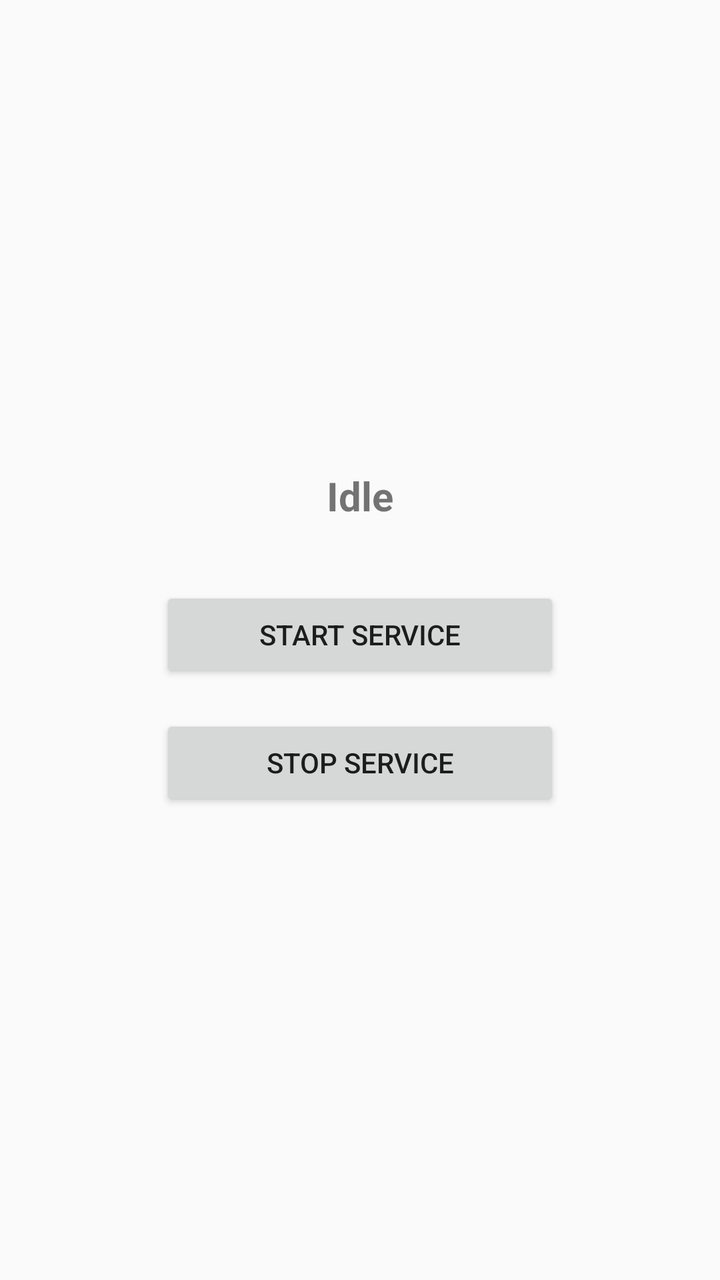
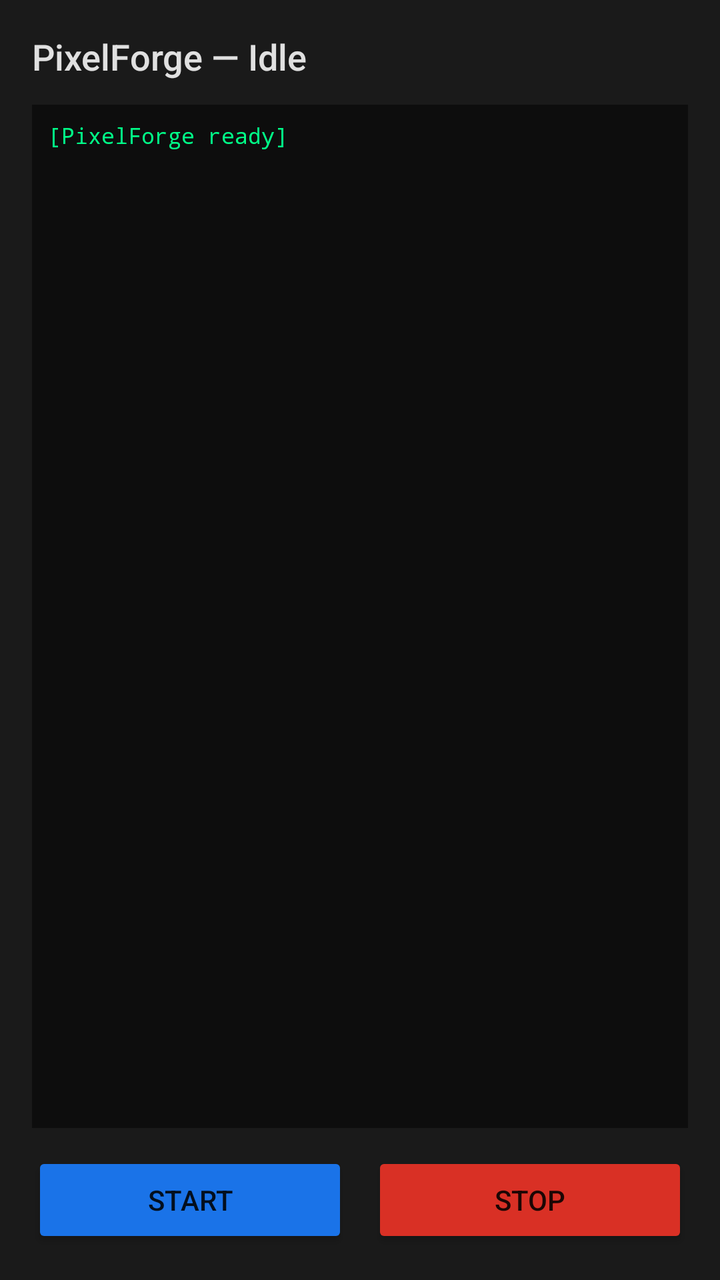

Compare the two renders of this Android layout. The source of the first and the diff that turns it into the second are given below.
<!-- AndroidManifest.xml: application theme Theme.AppCompat.Light.NoActionBar -->
<!-- res/layout/activity_main.xml -->
<?xml version="1.0" encoding="utf-8"?>
<LinearLayout
    xmlns:android="http://schemas.android.com/apk/res/android"
    android:layout_width="match_parent"
    android:layout_height="match_parent"
    android:orientation="vertical"
    android:gravity="center"
    android:padding="32dp">

    <TextView
        android:id="@+id/statusText"
        android:layout_width="wrap_content"
        android:layout_height="wrap_content"
        android:text="Idle"
        android:textSize="20sp"
        android:textStyle="bold"
        android:layout_marginBottom="32dp" />

    <Button
        android:id="@+id/startButton"
        android:layout_width="200dp"
        android:layout_height="wrap_content"
        android:text="Start Service"
        android:layout_marginBottom="16dp" />

    <Button
        android:id="@+id/stopButton"
        android:layout_width="200dp"
        android:layout_height="wrap_content"
        android:text="Stop Service" />

</LinearLayout>
<!-- resources referenced by this layout -->
<resources>

</resources>

<!-- the commit's change to res/layout/activity_main.xml (unified diff, before → after) -->
@@ -1,32 +1,63 @@
 <?xml version="1.0" encoding="utf-8"?>
-<LinearLayout
-    xmlns:android="http://schemas.android.com/apk/res/android"
+<LinearLayout xmlns:android="http://schemas.android.com/apk/res/android"
     android:layout_width="match_parent"
     android:layout_height="match_parent"
     android:orientation="vertical"
-    android:gravity="center"
-    android:padding="32dp">
+    android:padding="16dp"
+    android:background="#1a1a1a">
 
     <TextView
         android:id="@+id/statusText"
-        android:layout_width="wrap_content"
+        android:layout_width="match_parent"
         android:layout_height="wrap_content"
-        android:text="Idle"
-        android:textSize="20sp"
-        android:textStyle="bold"
-        android:layout_marginBottom="32dp" />
+        android:text="PixelForge — Idle"
+        android:textColor="#E0E0E0"
+        android:textSize="18sp"
+        android:fontFamily="sans-serif-medium"
+        android:paddingBottom="12dp"/>
 
-    <Button
-        android:id="@+id/startButton"
-        android:layout_width="200dp"
+    <ScrollView
+        android:id="@+id/logScrollView"
+        android:layout_width="match_parent"
+        android:layout_height="0dp"
+        android:layout_weight="1"
+        android:background="#0d0d0d"
+        android:padding="8dp">
+
+        <TextView
+            android:id="@+id/logText"
+            android:layout_width="match_parent"
+            android:layout_height="wrap_content"
+            android:textColor="#00FF88"
+            android:textSize="11sp"
+            android:fontFamily="monospace"
+            android:text="[PixelForge ready]\n"/>
+    </ScrollView>
+
+    <LinearLayout
+        android:layout_width="match_parent"
         android:layout_height="wrap_content"
-        android:text="Start Service"
-        android:layout_marginBottom="16dp" />
+        android:orientation="horizontal"
+        android:paddingTop="12dp"
+        android:weightSum="2">
 
-    <Button
-        android:id="@+id/stopButton"
-        android:layout_width="200dp"
-        android:layout_height="wrap_content"
-        android:text="Stop Service" />
+        <Button
+            android:id="@+id/startButton"
+            android:layout_width="0dp"
+            android:layout_height="wrap_content"
+            android:layout_weight="1"
+            android:layout_marginEnd="6dp"
+            android:text="Start"
+            android:backgroundTint="#1A73E8"/>
+
+        <Button
+            android:id="@+id/stopButton"
+            android:layout_width="0dp"
+            android:layout_height="wrap_content"
+            android:layout_weight="1"
+            android:layout_marginStart="6dp"
+            android:text="Stop"
+            android:backgroundTint="#D93025"/>
+    </LinearLayout>
 
 </LinearLayout>
